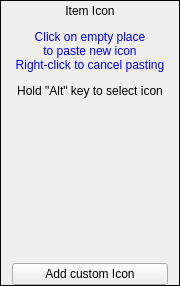
Old version of the form iconchooser.ui in the repository igorko/FlareFramework.
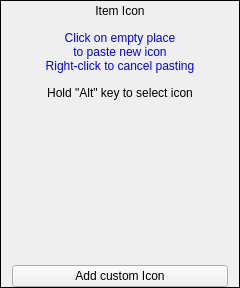
New version of the form. Custom widgets are drawn as their Qt base class.

What changed in the file:
```diff
--- a/iconchooser.ui
+++ b/iconchooser.ui
@@ -6,10 +6,28 @@
    <rect>
     <x>0</x>
     <y>0</y>
-    <width>180</width>
-    <height>286</height>
+    <width>240</width>
+    <height>288</height>
    </rect>
   </property>
+  <property name="sizePolicy">
+   <sizepolicy hsizetype="Maximum" vsizetype="Preferred">
+    <horstretch>0</horstretch>
+    <verstretch>0</verstretch>
+   </sizepolicy>
+  </property>
+  <property name="minimumSize">
+   <size>
+    <width>240</width>
+    <height>0</height>
+   </size>
+  </property>
+  <property name="maximumSize">
+   <size>
+    <width>240</width>
+    <height>16777215</height>
+   </size>
+  </property>
   <property name="windowTitle">
    <string>Form</string>
   </property>
```
